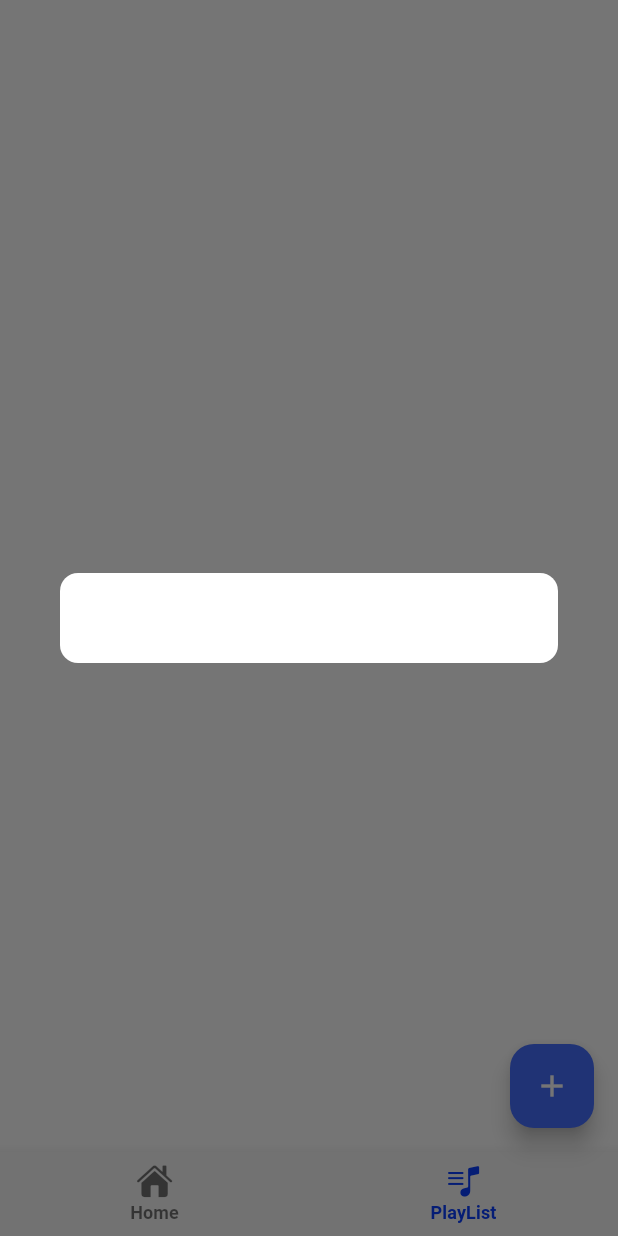
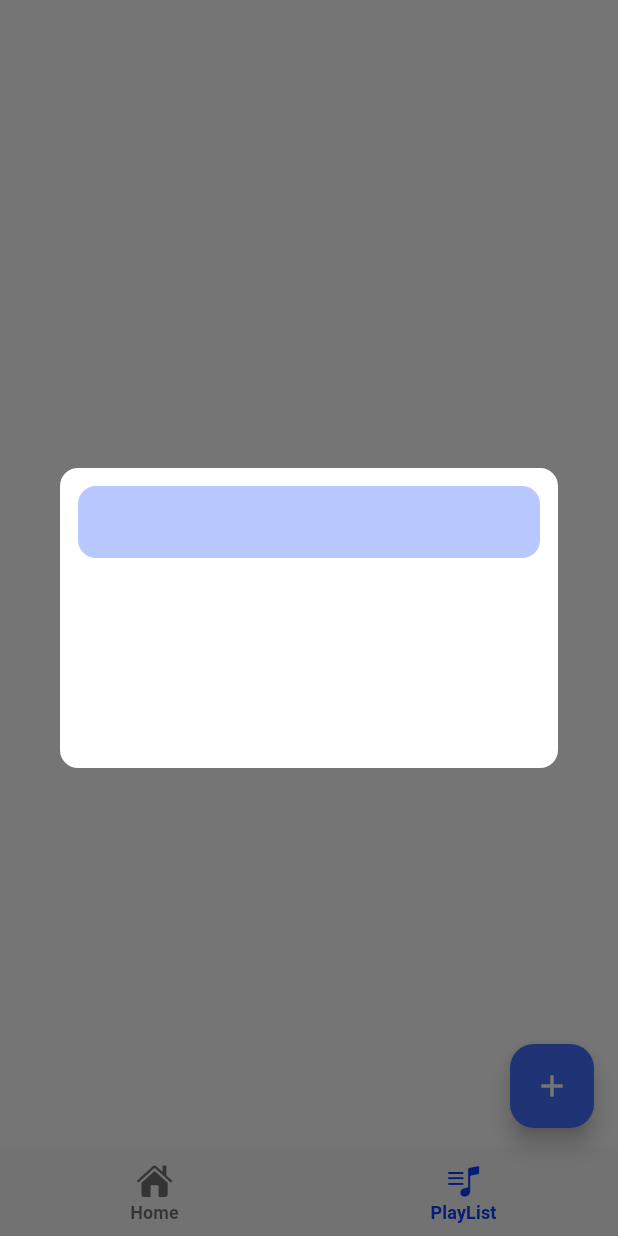
Before and after one commit to mohammad-dehghanifard/flutter_music_player, a Flutter app: the screen it shows after launch, item 2 of the bottom bar chosen, after a tap on the "add" icon, on a phone screen of 412 x 824 dp. Run offline on Flutter 3.47's test engine with Material 3 defaults, Android fonts, the phone set to English and light mode, and no system bars; our stand-ins replace get, google_fonts, just_audio, on_audio_query; Roboto replaces fonts that are missing (Vazirmatn).

Commit message:
Implementation of the TextField theme as light and dark

```diff
--- a/lib/themes/theme_helper.dart
+++ b/lib/themes/theme_helper.dart
@@ -5,7 +5,28 @@ class ThemeHelper {
   static ThemeData light = ThemeData(
     scaffoldBackgroundColor: const Color(0xFFFFFFFF),
     brightness: Brightness.light,
-
+    dialogTheme: const DialogTheme(
+      backgroundColor: Color(0xFFFFFFFF),
+      surfaceTintColor: Colors.transparent
+    ),
+    // text field style
+    inputDecorationTheme: InputDecorationTheme(
+      contentPadding: const EdgeInsets.all(6),
+      filled: true,
+      fillColor: const Color(0xFFB9C7FF),
+      focusedBorder: OutlineInputBorder(
+        borderSide: BorderSide.none,
+        borderRadius: BorderRadius.circular(12),
+      ),
+      enabledBorder: OutlineInputBorder(
+        borderSide: BorderSide.none,
+        borderRadius: BorderRadius.circular(12),
+      ),
+      errorBorder: OutlineInputBorder(
+        borderSide: BorderSide.none,
+        borderRadius: BorderRadius.circular(12),
+      ),
+    ),
     colorScheme: const ColorScheme.light(
       primary: Color(0xFF0B40FF),
       primaryContainer: Color(0xFF466FFF),
@@ -29,6 +50,28 @@ class ThemeHelper {
 
   static ThemeData dark = ThemeData(
     brightness: Brightness.dark,
+    dialogTheme: const DialogTheme(
+        backgroundColor: Color(0xFF030E35),
+        surfaceTintColor: Colors.transparent
+    ),
+    // text field style
+    inputDecorationTheme: InputDecorationTheme(
+      contentPadding: const EdgeInsets.all(6),
+      filled: true,
+      fillColor: const Color(0xFF466FFF),
+      focusedBorder: OutlineInputBorder(
+        borderSide: BorderSide.none,
+        borderRadius: BorderRadius.circular(12),
+      ),
+      enabledBorder: OutlineInputBorder(
+        borderSide: BorderSide.none,
+        borderRadius: BorderRadius.circular(12),
+      ),
+      errorBorder: OutlineInputBorder(
+        borderSide: BorderSide.none,
+        borderRadius: BorderRadius.circular(12),
+      ),
+    ),
     scaffoldBackgroundColor: const Color(0xFF030E35),
     colorScheme: const ColorScheme.dark(
       primary: Color(0xFF466FFF),
--- a/lib/widgets/add_play_list_dialog.dart
+++ b/lib/widgets/add_play_list_dialog.dart
@@ -11,7 +11,17 @@ class AddPlayListDialog extends StatelessWidget {
       ),
       child: SizedBox(
         width: double.infinity,
-        height: 60,
+        height: 200,
+        child: Padding(
+          padding: const EdgeInsets.all(12),
+          child: Column(
+            children: [
+              TextFormField(
+
+              )
+            ],
+          ),
+        ),
       ),
     );
   }
```
